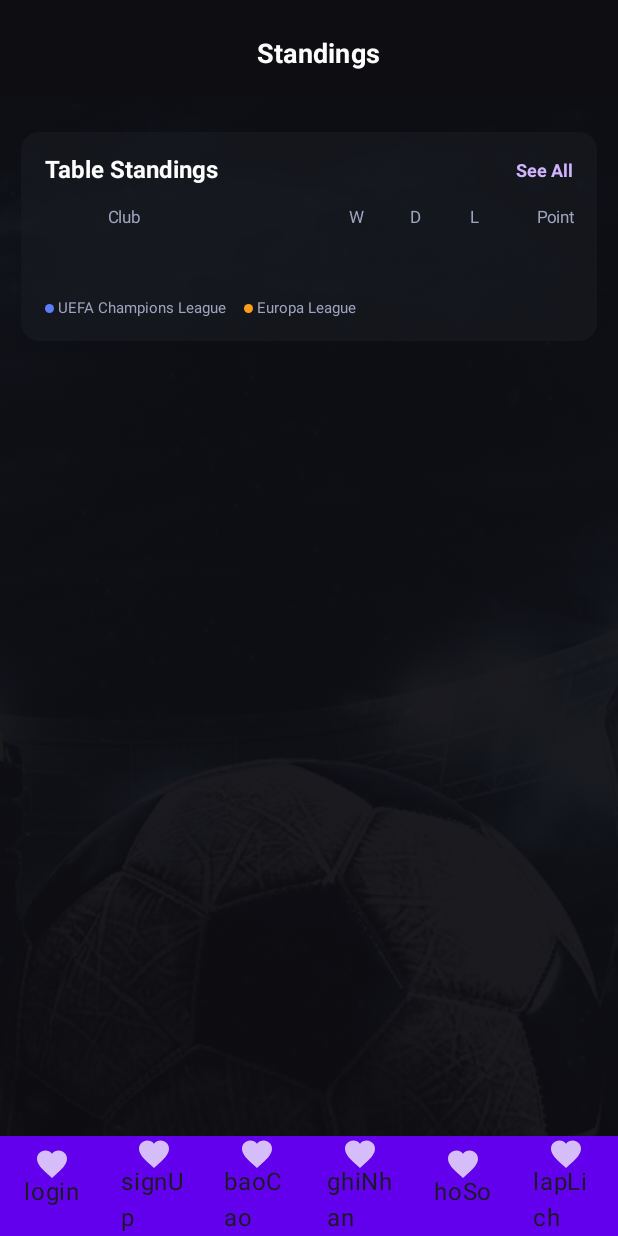
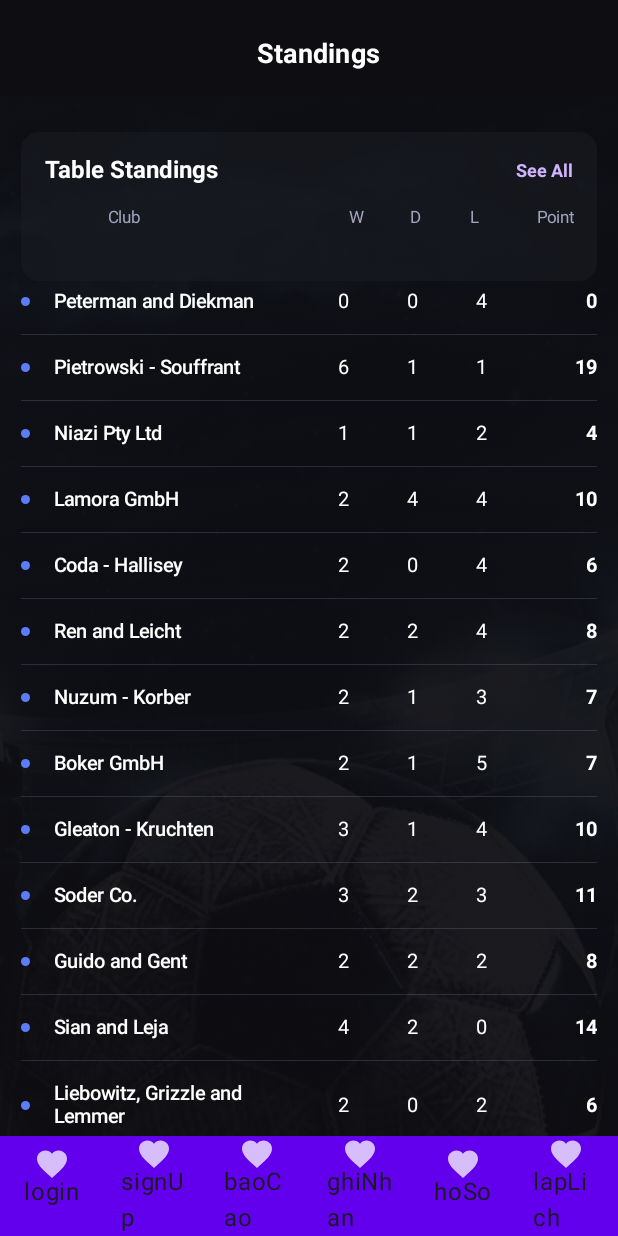
Before and after one commit to kohrabi/QuanLyBongDa, an Android app built with Jetpack Compose: the BaoCaoScreen screen opened through its navigation route, on a phone screen of 412 x 824 dp. Run offline under Robolectric (Android 15) with nearby library versions, the phone set to English and light mode, and no system bars; our stand-ins replace Dagger/Hilt's generated code, Room's generated code; pictures from the network do not load.

Commit message:
Fix BangXepHang

```diff
--- a/app/src/main/java/com/example/quanlybongda/Database/DAO/LichThiDauDAO.kt
+++ b/app/src/main/java/com/example/quanlybongda/Database/DAO/LichThiDauDAO.kt
@@ -38,7 +38,6 @@ interface LichThiDauDAO {
     @Query("""
         SELECT * FROM LichThiDau AS LTD
         WHERE date(LTD.ngayGioThucTe)=date(:localDate)
-        GROUP BY LTD.doiMot, LTD.doiHai
     """)
     suspend fun selectLichThiDauTrongNgay(localDate : LocalDate) : List<LichThiDau>;
 
@@ -46,7 +45,6 @@ interface LichThiDauDAO {
     @Query("""
         SELECT count(*) FROM LichThiDau AS LTD
         WHERE date(LTD.ngayGioThucTe)=date(:localDate) AND (LTD.doiMot=:maDoi OR LTD.doiHai=:maDoi)
-        GROUP BY LTD.maTD
     """)
     suspend fun countLichThiDauMaDoi(maDoi : Int, localDate: LocalDate) : Int;
 
@@ -54,7 +52,6 @@ interface LichThiDauDAO {
     @Query("""
         SELECT count(*) FROM LichThiDau AS LTD
         WHERE date(LTD.ngayGioThucTe)=date(:localDate) AND LTD.doiThang = :maDoi
-        GROUP BY LTD.maTD
     """)
     suspend fun countLichThiDauThangMaDoi(maDoi : Int, localDate: LocalDate) : Int;
 
@@ -64,7 +61,6 @@ interface LichThiDauDAO {
         WHERE date(LTD.ngayGioThucTe)=date(:localDate) AND
                 (LTD.doiMot=:maDoi OR LTD.doiHai=:maDoi) AND
                 (LTD.doiThang IS NOT NULL AND LTD.doiThang<>:maDoi)
-        GROUP BY LTD.maTD
     """)
     suspend fun countLichThiDauThuaMaDoi(maDoi : Int, localDate: LocalDate) : Int;
 
--- a/app/src/main/java/com/example/quanlybongda/ui/jetpackcompose/screens/BaoCaoScreen.kt
+++ b/app/src/main/java/com/example/quanlybongda/ui/jetpackcompose/screens/BaoCaoScreen.kt
@@ -1,8 +1,11 @@
 package com.example.quanlybongda.ui.jetpackcompose.screens
 
 // Các import của bạn giữ nguyên, đảm bảo có:
+import android.util.Log
 import androidx.compose.foundation.background
 import androidx.compose.foundation.layout.*
+import androidx.compose.foundation.lazy.LazyColumn
+import androidx.compose.foundation.lazy.itemsIndexed
 import androidx.compose.foundation.rememberScrollState
 import androidx.compose.foundation.shape.CircleShape
 import androidx.compose.foundation.shape.RoundedCornerShape
@@ -53,6 +56,15 @@ fun BaoCaoScreen(
     val context = LocalContext.current
     var teams by remember { mutableStateOf(listOf<BangXepHangNgay>()) }
 
+    // Dữ liệu các đội - THAY THẾ URL BẰNG RESOURCE ID
+    //                    val teams = listOf(
+    //                        Team("Arsenal", R.drawable.arsenal_logo, 3, 0, 0, 9, League.CHAMPIONS), // << THAY TÊN FILE
+    //                        Team("Man City", R.drawable.mancity_logo, 2, 1, 0, 7, League.CHAMPIONS), // << THAY TÊN FILE
+    //                        Team("Leeds United", R.drawable.leeds_united_logo, 2, 1, 0, 7, League.CHAMPIONS), // << THAY TÊN FILE
+    //                        Team("Tottenham", R.drawable.tottenham_logo, 1, 2, 0, 5, League.EUROPA), // << THAY TÊN FILE
+    //                        Team("Brighton", R.drawable.brighton_logo, 1, 1, 1, 4, League.EUROPA) // << THAY TÊN FILE
+    //                    )
+
     LaunchedEffect(Unit) {
         teams = viewModel.selectBXHDoiNgay(LocalDate.of(2025, 5, 11));
     }
@@ -66,7 +78,7 @@ fun BaoCaoScreen(
             StandingsBottomNavigationBar(modifier) // BottomBar chứa các icon điều hướng
         }
     ) { innerPadding -> // innerPadding được cung cấp bởi Scaffold
-        Box(modifier = modifier.fillMaxSize().padding(innerPadding)) { // Box chứa ảnh nền và nội dung
+        Box(modifier = Modifier.fillMaxSize().padding(innerPadding)) { // Box chứa ảnh nền và nội dung
             // Ảnh nền (nếu có)
             AsyncImage(
                 // model = ImageRequest.Builder(context).data(R.drawable.your_stadium_background_drawable_name).crossfade(true).build(),
@@ -74,7 +86,7 @@ fun BaoCaoScreen(
                 model = R.drawable.football_stadium, // << THAY THẾ TÊN FILE DRAWABLE CỦA BẠN
                 contentDescription = "Background",
                 contentScale = ContentScale.Crop,
-                modifier = modifier.fillMaxSize(),
+                modifier = Modifier.fillMaxSize(),
                 alpha = 0.3f, // Giữ nguyên hoặc điều chỉnh alpha
                 // Thêm crossfade nếu muốn hiệu ứng mờ dần khi tải
                 // Để dùng crossfade trực tiếp với AsyncImage, Coil phiên bản mới có thể hỗ trợ tham số crossfade
@@ -85,14 +97,13 @@ fun BaoCaoScreen(
                 //    .build(),
             )
 
-            Column(
+            LazyColumn(
                 modifier = modifier
-                    .fillMaxSize()
-                    .padding(horizontal = 14.dp)
-                    .verticalScroll(rememberScrollState())
+                    .fillMaxWidth()
+                    .padding(horizontal = 14.dp),
+                contentPadding = PaddingValues(top = 24.dp, bottom = 16.dp)
             ) {
-                // Khoảng cách từ TopAppBar xuống nội dung
-                Spacer(modifier = modifier.height(24.dp)) // << TĂNG KHOẢNG CÁCH NÀY
+                item {
 
                     Column(
                         modifier = modifier
@@ -104,7 +115,7 @@ fun BaoCaoScreen(
                         Row(
                             horizontalArrangement = Arrangement.SpaceBetween,
                             verticalAlignment = Alignment.CenterVertically,
-                        modifier = modifier.fillMaxWidth()
+                            modifier = Modifier.fillMaxWidth()
                         ) {
                             Text(
                                 text = "Table Standings",
@@ -120,36 +131,33 @@ fun BaoCaoScreen(
                             )
                         }
 
-                    Spacer(modifier = modifier.height(16.dp)) // Tăng khoảng cách
+                        Spacer(modifier = Modifier.height(16.dp)) // Tăng khoảng cách
 
                         // Tiêu đề các cột của bảng
                         StandingsListHeader(modifier) // Đổi tên hàm cho rõ ràng
 
-                    Spacer(modifier = modifier.height(12.dp))
+                        Spacer(modifier = Modifier.height(12.dp))
+                    } // Kết thúc Card container
+                }
 
-                    // Dữ liệu các đội - THAY THẾ URL BẰNG RESOURCE ID
-//                    val teams = listOf(
-//                        Team("Arsenal", R.drawable.arsenal_logo, 3, 0, 0, 9, League.CHAMPIONS), // << THAY TÊN FILE
-//                        Team("Man City", R.drawable.mancity_logo, 2, 1, 0, 7, League.CHAMPIONS), // << THAY TÊN FILE
-//                        Team("Leeds United", R.drawable.leeds_united_logo, 2, 1, 0, 7, League.CHAMPIONS), // << THAY TÊN FILE
-//                        Team("Tottenham", R.drawable.tottenham_logo, 1, 2, 0, 5, League.EUROPA), // << THAY TÊN FILE
-//                        Team("Brighton", R.drawable.brighton_logo, 1, 1, 1, 4, League.EUROPA) // << THAY TÊN FILE
-//                    )
-
-                    teams.forEachIndexed { index, team ->
+                itemsIndexed(teams, key = { _, it -> it.maDoi}) { index, team ->
                     StandingsListRow(context = context, team = team, modifier) // Đổi tên hàm
                     if (index < teams.lastIndex) { // Thêm đường kẻ mờ giữa các hàng
-                            Divider(color = standingsTextMuted.copy(alpha = 0.2f), thickness = 0.5.dp, modifier = modifier.padding(vertical = 8.dp))
+                        Divider(
+                            color = standingsTextMuted.copy(alpha = 0.2f),
+                            thickness = 0.5.dp,
+                            modifier = Modifier.padding(vertical = 8.dp)
+                        )
                     }
-                    }
+                } // Kết thúc Column nội dung chính
 
-                    Spacer(modifier = modifier.height(16.dp))
+                item {
+                    Spacer(modifier = Modifier.height(16.dp))
 
                     // Chú thích (Legend)
                     LeagueLegendStandings(modifier) // Đổi tên hàm
-                } // Kết thúc Card container
-                Spacer(modifier = modifier.height(16.dp)) // Khoảng trống ở cuối nội dung cuộn
-            } // Kết thúc Column nội dung chính
+                }
+            }
         } // Kết thúc Box chứa ảnh nền và nội dung
     } // Kết thúc Scaffold
 }
@@ -164,12 +172,12 @@ fun StandingsTopAppBar(modifier : Modifier) {
                 fontSize = 18.sp,
                 fontWeight = FontWeight.Bold,
                 textAlign = TextAlign.Center, // Căn giữa tiêu đề
-                modifier = modifier.fillMaxWidth() // Cho Text chiếm hết chiều rộng để căn giữa hoạt động
+                modifier = Modifier.fillMaxWidth() // Cho Text chiếm hết chiều rộng để căn giữa hoạt động
             )
         },
         backgroundColor = Color.Transparent, // Nền trong suốt để thấy ảnh nền/màu nền của Scaffold
         elevation = 0.dp, // Không có bóng đổ
-        modifier = modifier.padding(top = 8.dp) // Đẩy TopAppBar xuống một chút nếu hệ thống tự thêm padding
+        modifier = Modifier.padding(top = 8.dp) // Đẩy TopAppBar xuống một chút nếu hệ thống tự thêm padding
     )
 }
 
@@ -182,12 +190,12 @@ fun StandingsListHeader(modifier : Modifier) { // Đổi tên từ StandingsTabl
         verticalAlignment = Alignment.CenterVertically
     ) {
         // Spacer để căn chỉnh với chấm tròn và logo ở các hàng dữ liệu
-        Spacer(modifier = modifier.width(6.dp + 8.dp + 20.dp + 8.dp)) // Kích thước chấm + padding + logo + padding
-        Text("Club", color = standingsTextMuted, fontSize = 11.sp, modifier = modifier.weight(2.2f)) // Điều chỉnh weight
-        Text("W", color = standingsTextMuted, fontSize = 11.sp, modifier = modifier.weight(0.6f), textAlign = TextAlign.Center)
-        Text("D", color = standingsTextMuted, fontSize = 11.sp, modifier = modifier.weight(0.6f), textAlign = TextAlign.Center)
-        Text("L", color = standingsTextMuted, fontSize = 11.sp, modifier = modifier.weight(0.6f), textAlign = TextAlign.Center)
-        Text("Point", color = standingsTextMuted, fontSize = 11.sp, modifier = modifier.weight(0.7f), textAlign = TextAlign.End)
+        Spacer(modifier = Modifier.width(6.dp + 8.dp + 20.dp + 8.dp)) // Kích thước chấm + padding + logo + padding
+        Text("Club", color = standingsTextMuted, fontSize = 11.sp, modifier = Modifier.weight(2.2f)) // Điều chỉnh weight
+        Text("W", color = standingsTextMuted, fontSize = 11.sp, modifier = Modifier.weight(0.6f), textAlign = TextAlign.Center)
+        Text("D", color = standingsTextMuted, fontSize = 11.sp, modifier = Modifier.weight(0.6f), textAlign = TextAlign.Center)
+        Text("L", color = standingsTextMuted, fontSize = 11.sp, modifier = Modifier.weight(0.6f), textAlign = TextAlign.Center)
+        Text("Point", color = standingsTextMuted, fontSize = 11.sp, modifier = Modifier.weight(0.7f), textAlign = TextAlign.End)
 
     }
 }
@@ -209,32 +217,32 @@ fun StandingsListRow(context: android.content.Context, team: BangXepHangNgay, mo
                     shape = CircleShape
                 )
         )
-        Spacer(modifier = modifier.width(8.dp))
-        AsyncImage(
-            // model = ImageRequest.Builder(context).data(team.logoResId).crossfade(true).build(),
-            // Hoặc đơn giản hơn:
-            model = R.drawable.arsenal_logo, // << SỬ DỤNG RESOURCE ID TỪ TEAM
-            contentDescription = "${team.tenDoi} Logo",
-            contentScale = ContentScale.Fit,
-            modifier = modifier.size(20.dp)
-            // Thêm crossfade nếu muốn, tương tự như ảnh nền
-            // model = ImageRequest.Builder(context)
-            //    .data(team.logoResId)
-            //    .crossfade(true)
-            //    .build(),
-        )
-        Spacer(modifier = modifier.width(8.dp))
+        Spacer(modifier = Modifier.width(8.dp))
+//        AsyncImage(
+//            // model = ImageRequest.Builder(context).data(team.logoResId).crossfade(true).build(),
+//            // Hoặc đơn giản hơn:
+//            model = R.drawable.arsenal_logo, // << SỬ DỤNG RESOURCE ID TỪ TEAM
+//            contentDescription = "${team.tenDoi} Logo",
+//            contentScale = ContentScale.Fit,
+//            modifier = Modifier.size(20.dp)
+//            // Thêm crossfade nếu muốn, tương tự như ảnh nền
+//            // model = ImageRequest.Builder(context)
+//            //    .data(team.logoResId)
+//            //    .crossfade(true)
+//            //    .build(),
+//        )
+        Spacer(modifier = Modifier.width(8.dp))
         Text(
             text = team.tenDoi,
             color = standingsTextWhite,
             fontSize = 13.sp, // Tăng một chút
             fontWeight = FontWeight.SemiBold, // Đậm hơn chút
-            modifier = modifier.weight(2.2f)
+            modifier = Modifier.weight(2.2f)
         )
-        Text("${team.soTranThang}", color = standingsTextWhite, fontSize = 13.sp, modifier = modifier.weight(0.6f), textAlign = TextAlign.Center)
-        Text("${team.soTranHoa}", color = standingsTextWhite, fontSize = 13.sp, modifier = modifier.weight(0.6f), textAlign = TextAlign.Center)
-        Text("${team.soTranThua}", color = standingsTextWhite, fontSize = 13.sp, modifier = modifier.weight(0.6f), textAlign = TextAlign.Center)
-        Text("${team.hieuSo}", color = standingsTextWhite, fontSize = 13.sp, fontWeight = FontWeight.Bold, modifier = modifier.weight(0.7f), textAlign = TextAlign.End)
+        Text("${team.soTranThang}", color = standingsTextWhite, fontSize = 13.sp, modifier = Modifier.weight(0.6f), textAlign = TextAlign.Center)
+        Text("${team.soTranHoa}", color = standingsTextWhite, fontSize = 13.sp, modifier = Modifier.weight(0.6f), textAlign = TextAlign.Center)
+        Text("${team.soTranThua}", color = standingsTextWhite, fontSize = 13.sp, modifier = Modifier.weight(0.6f), textAlign = TextAlign.Center)
+        Text("${team.hieuSo}", color = standingsTextWhite, fontSize = 13.sp, fontWeight = FontWeight.Bold, modifier = Modifier.weight(0.7f), textAlign = TextAlign.End)
 
     }
 }
@@ -243,12 +251,12 @@ fun StandingsListRow(context: android.content.Context, team: BangXepHangNgay, mo
 fun LeagueLegendStandings(modifier : Modifier) { // Đổi tên từ LeagueLegend
     Row(
         verticalAlignment = Alignment.CenterVertically,
-        modifier = modifier.padding(top = 12.dp) // Giảm padding top
+        modifier = Modifier.padding(top = 12.dp) // Giảm padding top
     ) {
-        Box(modifier = modifier.size(6.dp).background(Color(0xFF5C7CFA), shape = CircleShape))
+        Box(modifier = Modifier.size(6.dp).background(Color(0xFF5C7CFA), shape = CircleShape))
         Text(" UEFA Champions League", color = standingsTextMuted, fontSize = 10.sp) // Màu chữ phụ
-        Spacer(modifier = modifier.width(12.dp))
-        Box(modifier = modifier.size(6.dp).background(Color(0xFFFF9F1C), shape = CircleShape))
+        Spacer(modifier = Modifier.width(12.dp))
+        Box(modifier = Modifier.size(6.dp).background(Color(0xFFFF9F1C), shape = CircleShape))
         Text(" Europa League", color = standingsTextMuted, fontSize = 10.sp) // Màu chữ phụ
     }
 }
```
Lines whose indentation alone changed are shown as unchanged.
